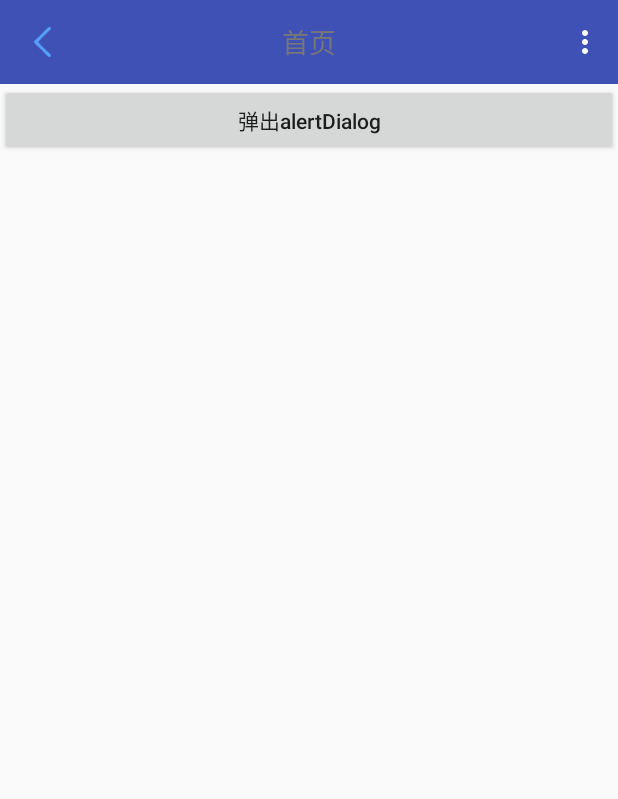
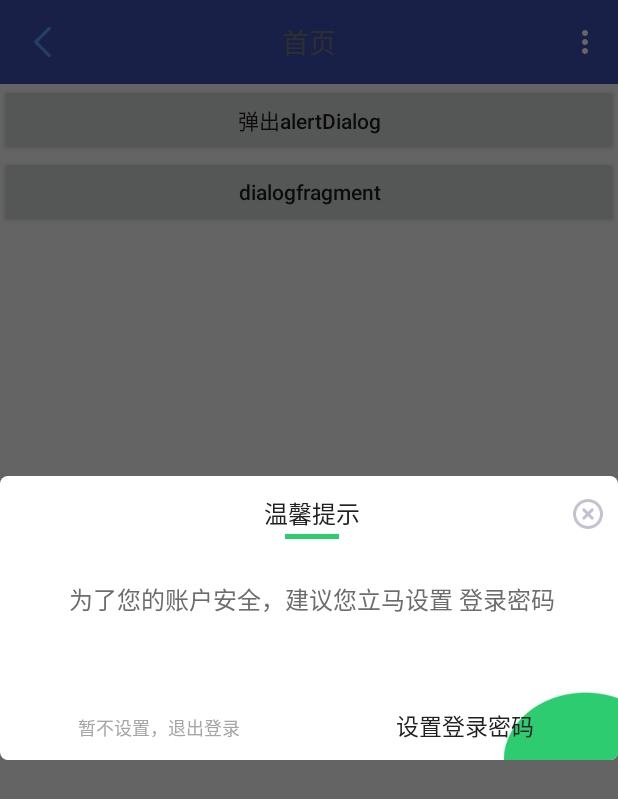
Before and after one commit to authorRen/DailyWork, an Android app: the ToolbarActivity screen opened directly, with no data from a screen before it, in the options menu, after a tap on "提示", on a phone screen of 412 x 824 dp. Shown: the top 799 px of the screen. Run offline under Robolectric (Android 15) with nearby library versions, the phone set to English and light mode, and no system bars.

Commit message:
dialogFragment弹窗

```diff
--- a/app/src/main/java/com/caiyi/dailywork/compant/BaseActivity.java
+++ b/app/src/main/java/com/caiyi/dailywork/compant/BaseActivity.java
@@ -66,13 +66,6 @@ public class BaseActivity extends AppCompatActivity implements View.OnClickListe
     private Dialog mProgressDialog;
     /** local broadcast receiver manager.*/
     private LocalBroadcastManager mLbm;
-    /** login receiver.*/
-    private BroadcastReceiver mLoginReceiver = new BroadcastReceiver() {
-        @Override
-        public void onReceive(Context context, Intent intent) {
-            onLoginSuccess();
-        }
-    };
 
     @Override
     protected void onResume() {
@@ -162,7 +155,6 @@ public class BaseActivity extends AppCompatActivity implements View.OnClickListe
         removeFromTask(this);
         super.onDestroy();
         dismissDialog();
-        mLbm.unregisterReceiver(mLoginReceiver);
     }
 
     protected void getIntentData(Intent intent) {
--- a/app/src/main/java/com/caiyi/dailywork/compant/ToolbarActivity.java
+++ b/app/src/main/java/com/caiyi/dailywork/compant/ToolbarActivity.java
@@ -11,6 +11,7 @@ import android.widget.Button;
 import android.widget.TextView;
 
 import com.caiyi.dailywork.R;
+import com.caiyi.dailywork.fragment.SetPwdFragment;
 
 public class ToolbarActivity extends BaseActivity {
 
@@ -31,14 +32,9 @@ public class ToolbarActivity extends BaseActivity {
                 finish();
             }
         });
-//        setSupportActionBar(toolbar);
-//        getSupportActionBar().setTitle("");
-//        toolbar.setNavigationIcon(R.mipmap.left_blue_arrow);
         ((TextView) findViewById(R.id.toolbar_title)).setText("首页");
 
         /**菜单的设置 */
-//        ActionMenuView amv = (ActionMenuView) findViewById(R.id.action_menu_view);
-//        getMenuInflater().inflate(R.menu.main, amv.getMenu());
         toolbar.inflateMenu(R.menu.main);
         toolbar.setOnMenuItemClickListener(new Toolbar.OnMenuItemClickListener() {
             @Override
@@ -83,5 +79,13 @@ public class ToolbarActivity extends BaseActivity {
                 dialog.show();
             }
         });
+
+        Button mDialog = (Button) findViewById(R.id.btn_dialogFragment);
+        mDialog.setOnClickListener(new View.OnClickListener() {
+            @Override
+            public void onClick(View v) {
+                SetPwdFragment.showDialog(getSupportFragmentManager());
+            }
+        });
     }
 }
--- /dev/null
+++ b/app/src/main/java/com/caiyi/dailywork/fragment/BaseDialogFragment.java
@@ -0,0 +1,127 @@
+package com.caiyi.dailywork.fragment;
+
+
+import android.app.Dialog;
+import android.os.Bundle;
+import android.support.annotation.Nullable;
+import android.support.annotation.StringRes;
+import android.support.v4.app.DialogFragment;
+import android.text.TextUtils;
+import android.view.LayoutInflater;
+import android.view.View;
+import android.view.ViewGroup;
+import android.widget.Toast;
+
+import com.caiyi.dailywork.R;
+import com.caiyi.dailywork.utils.NetWorkUtils;
+
+/**
+ * fragment 弹窗
+ * <p>
+ * Created by RZQ on 2017/6/22.
+ */
+
+public class BaseDialogFragment extends DialogFragment {
+    /**
+     * progressDialog
+     */
+    private Dialog mProgressDialog;
+
+    /**
+     * constructor
+     */
+    public BaseDialogFragment() {
+        super();
+        setStyle(DialogFragment.STYLE_NO_TITLE, 0); //设置样式
+        setCancelable(false);
+    }
+
+    @Override
+    public void onCreate(@Nullable Bundle savedInstanceState) {
+        super.onCreate(savedInstanceState);
+    }
+
+    @Nullable
+    @Override
+    public View onCreateView(LayoutInflater inflater, @Nullable ViewGroup container, @Nullable Bundle savedInstanceState) {
+        return super.onCreateView(inflater, container, savedInstanceState);
+    }
+
+    /**
+     * 封装toast，默认采用LENGTH_SHORT
+     *
+     * @param toast
+     */
+    protected void showToast(String toast) {
+        if (null == getContext() || !isAdded() || !isDetached()) {
+            return;
+        }
+        if (TextUtils.isEmpty(toast)) {
+            Toast.makeText(getContext(), getString(R.string.error_toast), Toast.LENGTH_SHORT).show();
+            return;
+        }
+        Toast.makeText(getContext(), toast, Toast.LENGTH_SHORT).show();
+    }
+
+    protected void showToast(@StringRes int toast) {
+        if (getContext() == null || !isAdded() || !isDetached()) {
+            return;
+        }
+        Toast.makeText(getContext(), toast, Toast.LENGTH_SHORT).show();
+    }
+
+    /**
+     * 检测网络状态
+     * @return
+     */
+    protected boolean isNetConnected() {
+        if (getContext() == null) {
+            return false;
+        }
+        if (NetWorkUtils.isNetorkConnected()) {
+            return true;
+        }
+        showToast(getString(R.string.network_not_connected));
+        return false;
+    }
+
+    protected void showDialog() {
+        showLoadingDialog(true);
+    }
+
+    protected void showLoadingDialog(boolean cancelable) {
+        if (null == mProgressDialog) {
+            mProgressDialog = new Dialog(getContext());
+            mProgressDialog.setCancelable(cancelable);
+            mProgressDialog.setContentView(R.layout.progress_dialog_content);
+        }
+        if (!mProgressDialog.isShowing()) {
+            mProgressDialog.isShowing();
+        }
+    }
+
+    protected void dismissDialog() {
+        if (null != mProgressDialog && mProgressDialog.isShowing()) {
+            mProgressDialog.dismiss();
+        }
+    }
+    //没有findViewById的View使用
+    protected void setViewCilckListeners(View view, int...viewIds) {
+        if (view == null) return;
+        for (int id : viewIds) {
+            if (id != 0) {
+                view.findViewById(id).setOnClickListener((View.OnClickListener) this);
+            }
+        }
+    }
+    //已经findViewById,直接设置
+    protected void setViewCilckListeners(View...views) {
+        for (View view : views) {
+            if (view != null) {
+                view.setOnClickListener((View.OnClickListener) this);
+            }
+        }
+    }
+
+
+}
--- /dev/null
+++ b/app/src/main/java/com/caiyi/dailywork/fragment/SetPwdFragment.java
@@ -0,0 +1,53 @@
+package com.caiyi.dailywork.fragment;
+
+import android.os.Bundle;
+import android.support.annotation.Nullable;
+import android.support.v4.app.FragmentManager;
+import android.support.v4.app.FragmentTransaction;
+import android.view.LayoutInflater;
+import android.view.View;
+import android.view.ViewGroup;
+import android.view.Window;
+
+import com.caiyi.dailywork.R;
+
+/**
+ * Created by RZQ on 2017/6/22.
+ */
+
+public class SetPwdFragment extends BaseDialogFragment implements View.OnClickListener{
+
+
+    @Nullable
+    @Override
+    public View onCreateView(LayoutInflater inflater, @Nullable ViewGroup container, @Nullable Bundle savedInstanceState) {
+        initDialog();
+        View view = inflater.inflate(R.layout.login_setpwd, container, false);
+        setViewCilckListeners(view, R.id.dialog_close);
+        return view;
+    }
+
+    private void initDialog() {
+        Window window = getDialog().getWindow();
+        if (window != null) {
+            window.setWindowAnimations(R.style.dialogEnter);
+            window.setBackgroundDrawableResource(R.color.transparent);
+        }
+    }
+
+    public static void showDialog(FragmentManager fragmentManager) {
+        FragmentTransaction fragmentTransaction = fragmentManager.beginTransaction();
+        SetPwdFragment setPwdFragment = new SetPwdFragment();
+        setPwdFragment.show(fragmentTransaction, "aaa");
+
+    }
+
+    @Override
+    public void onClick(View v) {
+        switch (v.getId()) {
+            case R.id.dialog_close:
+                getDialog().dismiss();
+                break;
+        }
+    }
+}
--- a/app/src/main/res/drawable/bg_white_corner_5dp.xml
+++ b/app/src/main/res/drawable/bg_white_corner_5dp.xml
@@ -2,4 +2,7 @@
 <shape xmlns:android="http://schemas.android.com/apk/res/android">
     <corners android:radius="5dp"/>
     <solid android:color="@color/gjj_white"/>
+    <padding
+        android:left="5dp"
+        />
 </shape>
--- /dev/null
+++ b/app/src/main/res/drawable/normal_selector.xml
@@ -0,0 +1,14 @@
+<?xml version="1.0" encoding="utf-8"?>
+<selector xmlns:android="http://schemas.android.com/apk/res/android">
+
+    <item android:state_pressed="true">
+        <shape>
+            <solid android:color="#ffebebeb" />
+        </shape>
+    </item>
+    <item>
+        <shape>
+            <solid android:color="@color/gjj_white" />
+        </shape>
+    </item>
+</selector>
--- a/app/src/main/res/layout/activity_toolbar.xml
+++ b/app/src/main/res/layout/activity_toolbar.xml
@@ -16,4 +16,12 @@
         android:layout_height="wrap_content">
     </Button>
 
+    <Button
+        android:id="@+id/btn_dialogFragment"
+        android:text="dialogfragment"
+        android:textAllCaps="false"
+        android:layout_width="match_parent"
+        android:layout_height="wrap_content">
+    </Button>
+
 </LinearLayout>
--- /dev/null
+++ b/app/src/main/res/layout/login_setpwd.xml
@@ -0,0 +1,116 @@
+<?xml version="1.0" encoding="utf-8"?>
+<RelativeLayout xmlns:android="http://schemas.android.com/apk/res/android"
+    android:layout_width="match_parent"
+    android:layout_height="wrap_content"
+    android:background="@drawable/bg_white_corner_5dp"
+
+    >
+
+    <LinearLayout
+        android:layout_width="match_parent"
+        android:layout_height="wrap_content"
+        android:orientation="vertical"
+        android:layout_alignParentTop="true"
+        android:layout_alignParentLeft="true"
+        android:layout_alignParentStart="true">
+
+        <RelativeLayout
+            android:id="@+id/rl_aaa"
+            android:layout_width="match_parent"
+            android:layout_height="50dp">
+
+            <TextView
+                android:id="@+id/dialog_title"
+                android:layout_width="wrap_content"
+                android:layout_height="wrap_content"
+                android:layout_centerInParent="true"
+                android:text="温馨提示"
+                android:layout_marginTop="20dp"
+                android:layout_marginBottom="5dp"
+                android:textColor="@color/black_212121"
+                android:textSize="@dimen/gjj_add_account_title_size"/>
+
+            <View
+                android:layout_width="36dp"
+                android:layout_height="3dp"
+                android:background="#2ecc71"
+                android:layout_centerHorizontal="true"
+                android:layout_alignParentBottom="true"
+                android:layout_marginBottom="8dp"
+                />
+
+            <ImageView
+                android:id="@+id/dialog_close"
+                android:layout_width="wrap_content"
+                android:layout_height="match_parent"
+                android:layout_alignParentRight="true"
+                android:paddingRight="10dp"
+                android:paddingLeft="10dp"
+                android:scaleType="center"
+                android:src="@drawable/gjj_dialog_close"/>
+
+        </RelativeLayout>
+
+        <TextView
+            android:layout_width="wrap_content"
+            android:layout_height="wrap_content"
+            android:textSize="@dimen/gjj_add_account_title_size"
+            android:textColor="@color/black_6c6c6c"
+            android:layout_gravity="center"
+            android:layout_marginLeft="30dp"
+            android:layout_marginRight="30dp"
+            android:layout_marginTop="20dp"
+            android:text="为了您的账户安全，建议您立马设置
+登录密码"
+            />
+
+        <LinearLayout
+            android:layout_width="match_parent"
+            android:layout_height="wrap_content"
+            android:layout_marginTop="50dp"
+            android:orientation="horizontal">
+
+            <TextView
+                android:id="@+id/tv_exit"
+                android:layout_width="0dp"
+                android:layout_weight="1"
+                android:layout_height="45dp"
+                android:textSize="12sp"
+                android:textColor="#a5a5a5"
+                android:gravity="center"
+                android:background="@drawable/normal_selector"
+                android:text="暂不设置，退出登录"/>
+
+            <RelativeLayout
+                android:layout_width="0dp"
+                android:layout_weight="1"
+                android:layout_height="match_parent">
+
+                <ImageView
+                    android:layout_width="wrap_content"
+                    android:layout_height="match_parent"
+                    android:src="@drawable/bg_green"
+                    android:scaleType="fitEnd"
+                    android:layout_alignParentRight="true"/>
+
+                <TextView
+                    android:id="@+id/tv_setPwd"
+                    android:layout_width="wrap_content"
+                    android:layout_centerHorizontal="true"
+                    android:layout_height="45dp"
+                    android:textSize="15sp"
+                    android:textColor="#212121"
+                    android:gravity="center"
+                    android:background="@color/transparent"
+                    android:text="设置登录密码"
+                    />
+
+
+
+
+            </RelativeLayout>
+
+        </LinearLayout>
+
+    </LinearLayout>
+</RelativeLayout>
--- /dev/null
+++ b/app/src/main/res/layout/progress_dialog_content.xml
@@ -0,0 +1,5 @@
+<?xml version="1.0" encoding="utf-8"?>
+<com.caiyi.dailywork.ui.customview.LoadingProgress xmlns:android = "http://schemas.android.com/apk/res/android"
+    android:id="@+id/progressBar"
+    android:layout_width="60dp"
+    android:layout_height="60dp"/>
--- a/app/src/main/res/values/strings.xml
+++ b/app/src/main/res/values/strings.xml
@@ -1,5 +1,7 @@
 <resources>
     <string name="app_name">DailyWork</string>
+    <string name="network_not_connected">您的网络未连接，连接后再试^_^</string>
+    <string name="error_toast">出错啦，休息一下再试^_^</string>
     <string name="resolution">手机屏幕分辨率为：</string>
     <string name="pressme">按我获分辨率</string>
     <string name="floating_action_button">跳转悬浮按钮界面</string>
@@ -8,4 +10,6 @@
     <string name="data">31</string>
     <string name="closeIntroduce">当前您未开启通知权限，为保障不影响您及时了解公积金的重要信息，我们建议您点击开启通知权限！</string>
     <string name="openIntroduce">设置提醒后，系统会在您设定的时间提醒您获取最新的公积金缴存账单</string>
+    <string name="kindly_remind">温馨提示</string>
+    <string name="not_remind">暂不设置，退出登录</string>
 </resources>
--- a/app/src/main/res/values/styles.xml
+++ b/app/src/main/res/values/styles.xml
@@ -34,4 +34,9 @@
         <item name="android:textSize">16sp</item>
     </style>
 
+    <style name="dialogEnter">
+        <item name="android:windowEnterAnimation">@anim/slide_in_from_right</item>
+        <item name="android:windowExitAnimation">@anim/slide_out_left</item>
+    </style>
+
 </resources>
```
Also changed, not shown: app/src/main/java/android/support/v4/widget/LoadingDrawable.java (added, +33 -0 lines), app/src/main/java/com/caiyi/dailywork/compant/Base2Activity.java (deleted, +0 -27 lines), app/src/main/java/com/caiyi/dailywork/ui/customview/LoadingProgress.java (added, +94 -0 lines), app/src/main/java/com/caiyi/dailywork/utils/NetWorkUtils.java (added, +58 -0 lines), app/src/main/res/anim/slide_in_from_right.xml (added, +11 -0 lines), app/src/main/res/anim/slide_out_left.xml (added, +8 -0 lines), app/src/main/res/values/colors.xml (+15 -0 lines), app/src/main/res/drawable-xhdpi/gjj_dialog_close.png (added), app/src/main/res/drawable/bg_green.png (added).
